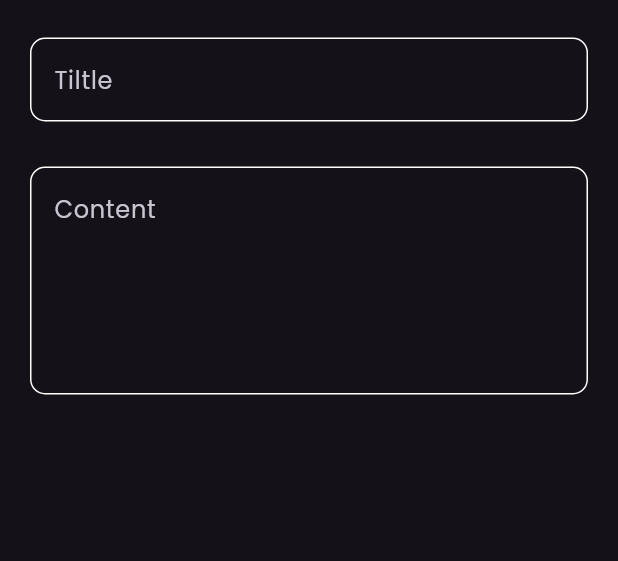
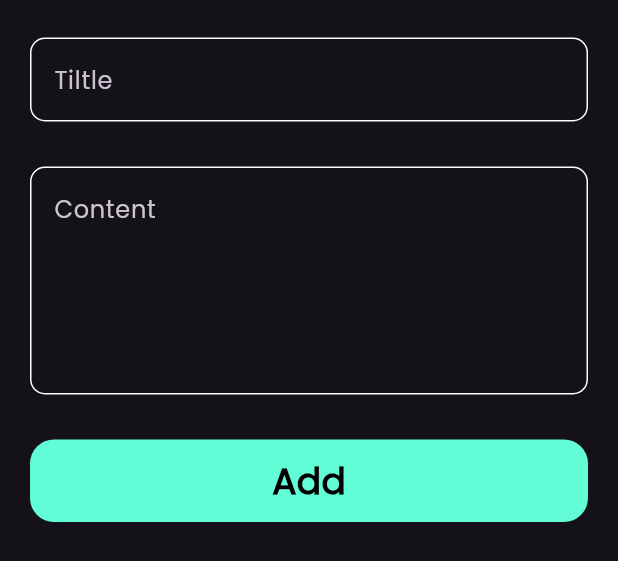
Before and after one commit to mahmoudkarieem/notes_app_, a Flutter app: the ShowModelSheet widget shown alone on an empty page, opened directly, on a phone screen of 412 x 824 dp. Shown: the top 561 px of the screen. Run offline on Flutter 3.47's test engine with Material 3 defaults, Android fonts, the phone set to English and light mode, and no system bars.

```diff
--- a/lib/widgets/show_model_sheet.dart
+++ b/lib/widgets/show_model_sheet.dart
@@ -1,4 +1,5 @@
 import 'package:flutter/material.dart';
+import 'package:notes_app/widgets/constants.dart';
 import 'package:notes_app/widgets/custom_text_feild.dart';
 
 class ShowModelSheet extends StatelessWidget {
@@ -24,8 +25,39 @@ class ShowModelSheet extends StatelessWidget {
             hintText: "Content",
             maxLines: 5,
           ),
+          SizedBox(
+            height: 30,
+          ),
+          CustomButtomFeild()
         ],
       ),
     );
   }
 }
+
+class CustomButtomFeild extends StatelessWidget {
+  const CustomButtomFeild({super.key});
+
+  @override
+  Widget build(BuildContext context) {
+    return GestureDetector(
+      onTap: () {},
+      child: Container(
+        height: 55,
+        width: MediaQuery.of(context).size.width,
+        decoration: BoxDecoration(
+            borderRadius: BorderRadius.circular(16), color: kPrimaryColor),
+        child: const Center(
+          child: Text(
+            "Add",
+            style: TextStyle(
+              fontSize: 24,
+              color: Colors.black,
+              fontWeight: FontWeight.bold,
+            ),
+          ),
+        ),
+      ),
+    );
+  }
+}
```
